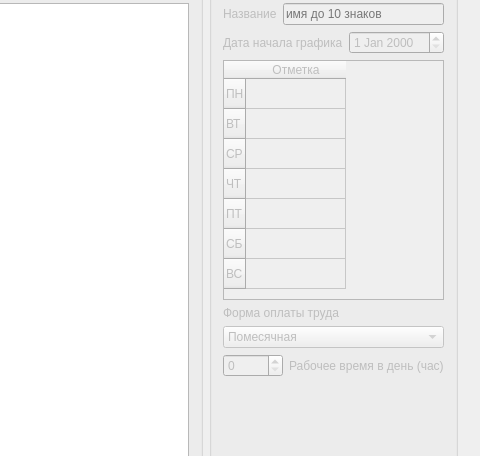
This is SalaryCount/SalaryCount/salarycount.ui in artemkurylev/mdkp as Qt 5 draws it before an edit; both pictures show x 442 to 922 and y 86 to 542 of the 922 by 725 pixel window. The edited form follows.
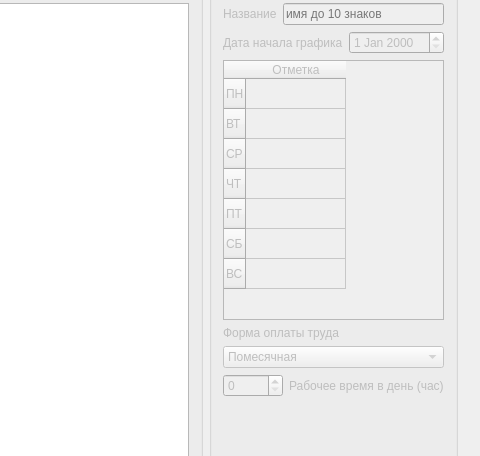
This is the edited form. The open tabs and pages were chosen to show the change. Icons and pictures are not drawn.

Commit message: настроена вертикальная политика для таблицы дней графика

Patch:
```diff
--- a/SalaryCount/SalaryCount/salarycount.ui
+++ b/SalaryCount/SalaryCount/salarycount.ui
@@ -900,7 +900,7 @@
            <item row="2" column="0">
             <widget class="QTableWidget" name="DutyChartMarksEdit">
              <property name="sizePolicy">
-              <sizepolicy hsizetype="Ignored" vsizetype="Expanding">
+              <sizepolicy hsizetype="Ignored" vsizetype="Preferred">
                <horstretch>0</horstretch>
                <verstretch>0</verstretch>
               </sizepolicy>
@@ -908,9 +908,12 @@
              <property name="minimumSize">
               <size>
                <width>0</width>
-               <height>240</height>
+               <height>260</height>
               </size>
              </property>
+             <property name="sizeAdjustPolicy">
+              <enum>QAbstractScrollArea::AdjustToContentsOnFirstShow</enum>
+             </property>
              <row>
               <property name="text">
                <string>ПН</string>
@@ -1049,6 +1052,9 @@
              <property name="orientation">
               <enum>Qt::Vertical</enum>
              </property>
+             <property name="sizeType">
+              <enum>QSizePolicy::Expanding</enum>
+             </property>
              <property name="sizeHint" stdset="0">
               <size>
                <width>20</width>
```
Left out of the diff: 2 changed lines with no effect on the pictures.
